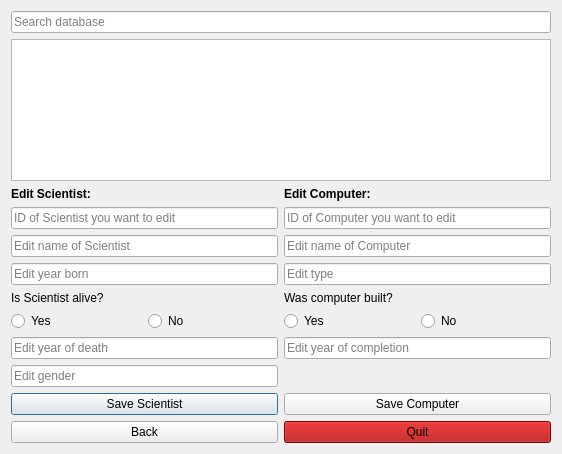
Qt form Skil3/EditWindow.ui (Chiquita40-VLN-H2016/chiquita40) before a commit.
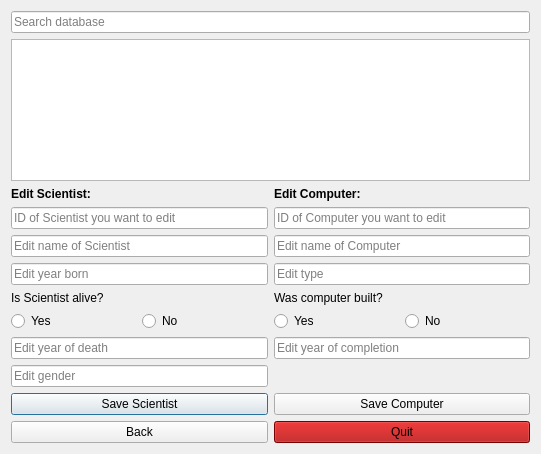
The same form after that commit.

Diff of the .ui file:
```diff
--- a/Skil3/EditWindow.ui
+++ b/Skil3/EditWindow.ui
@@ -6,7 +6,7 @@
    <rect>
     <x>0</x>
     <y>0</y>
-    <width>562</width>
+    <width>541</width>
     <height>454</height>
    </rect>
   </property>
```
